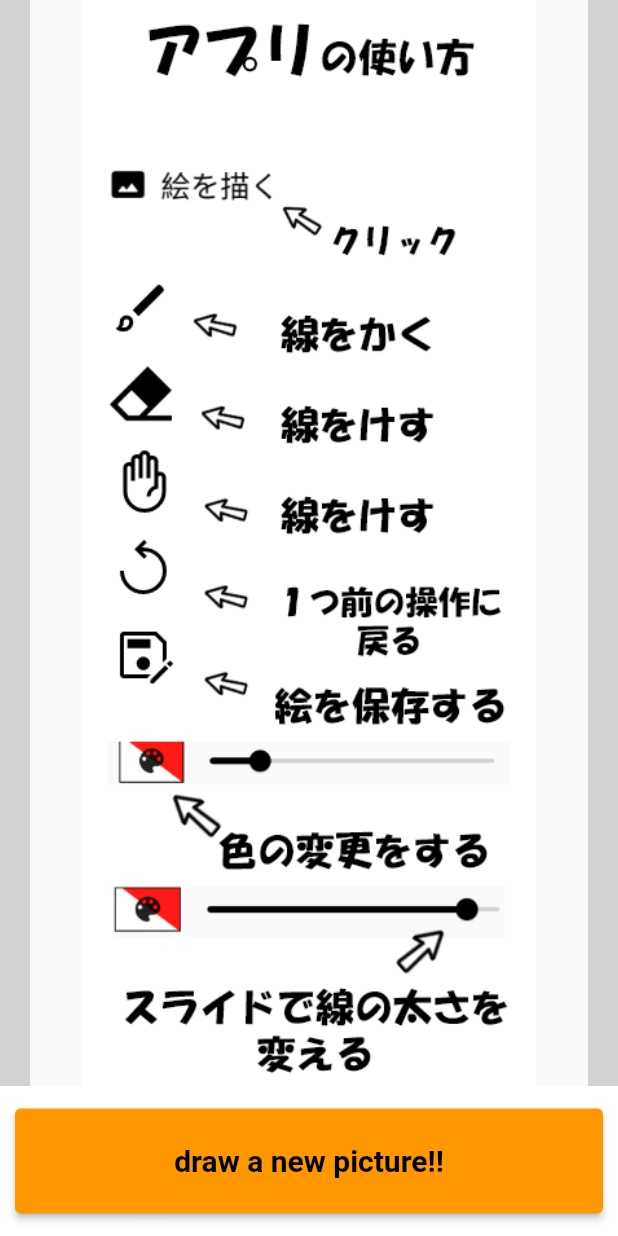
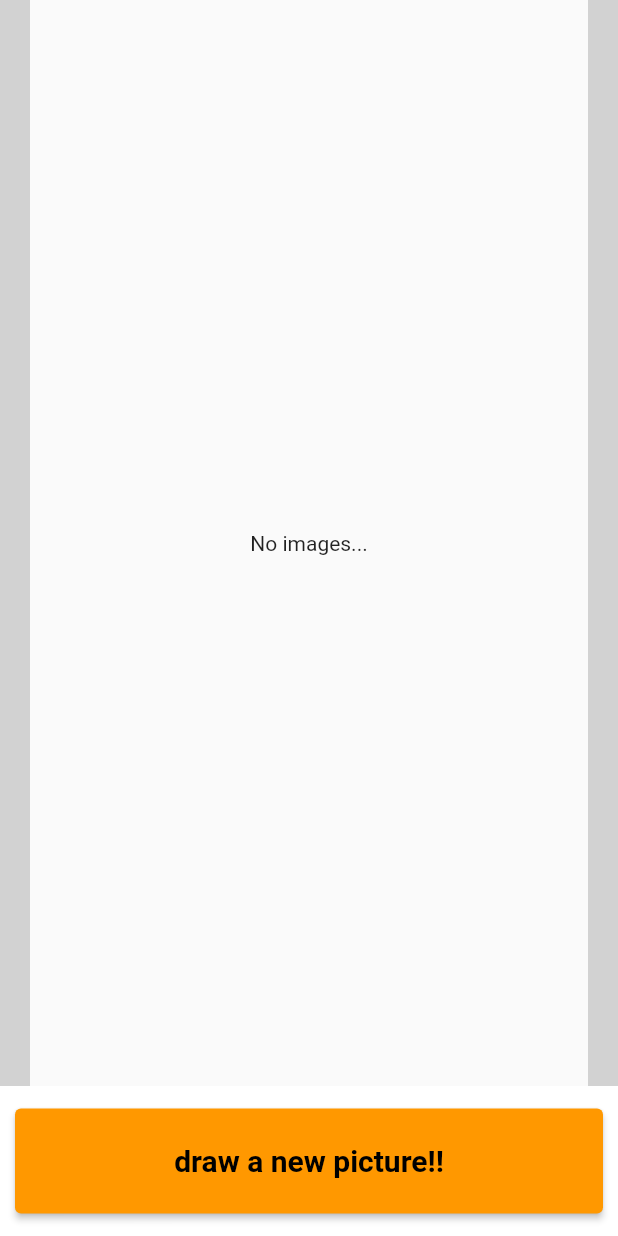
Before and after one commit to KimiMasa1021/HandWrittenMemo-App, a Flutter app: the screen it shows once a user with an empty profile is signed in, on a phone screen of 412 x 824 dp. Run offline on Flutter 3.47's test engine with Material 2 defaults, Android fonts, the phone set to English and light mode, and no system bars; our stand-ins replace cached_network_image, cloud_firestore, dotted_border, firebase_auth, firebase_core, firebase_storage and 7 more; missing offline and left inert: gesture_x_detector, unity_ads_plugin; accounts and stored records are empty; generated files the repository leaves out were written again; network calls fail.

```diff
--- a/lib/screens/Home/home_nodata.dart
+++ b/lib/screens/Home/home_nodata.dart
@@ -9,8 +9,8 @@ class HomeNoData extends StatelessWidget {
       body: SizedBox(
         width: double.infinity,
         height: double.infinity,
-        child: Image(
-          image: AssetImage("assets/tutorial.png"),
+        child: Center(
+          child: Text("No images..."),
         ),
       ),
     );
--- a/pubspec.yaml
+++ b/pubspec.yaml
@@ -15,7 +15,7 @@ publish_to: 'none' # Remove this line if you wish to publish to pub.dev
 # In iOS, build-name is used as CFBundleShortVersionString while build-number used as CFBundleVersion.
 # Read more about iOS versioning at
 # https://developer.apple.com/library/archive/documentation/General/Reference/InfoPlistKeyReference/Articles/CoreFoundationKeys.html
-version: 1.0.4+5
+version: 1.0.5+6
 
 environment:
   sdk: ">=2.17.3 <3.0.0"
```
Also changed, not shown: lib/screens/Paint/paint_dialog/paint_save_dialog.dart (+15 -15 lines), lib/screens/Paint/paint_screen.dart (+9 -9 lines), assets/cat.png, assets/tutorial.png (deleted), 1 other file.
